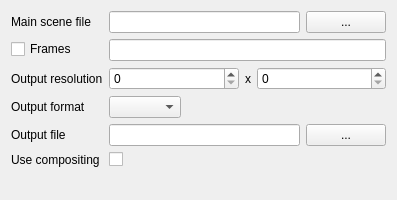
The window that gnr/ui/BlenderWidget.ui (golemfactory/clay) describes before a commit, drawn with Qt 5.
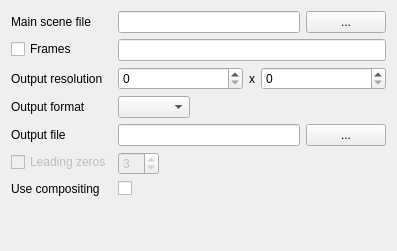
The same window after the commit.

Commit message: Move leading zeros do the renderer_options + fix test #398

Diff of the .ui file:
```diff
--- a/gnr/ui/BlenderWidget.ui
+++ b/gnr/ui/BlenderWidget.ui
@@ -7,7 +7,7 @@
     <x>0</x>
     <y>0</y>
     <width>397</width>
-    <height>200</height>
+    <height>251</height>
    </rect>
   </property>
   <property name="windowTitle">
@@ -145,27 +145,70 @@
        </item>
       </layout>
      </item>
-     <item row="5" column="0">
+     <item row="8" column="0">
       <widget class="QLabel" name="compositingLabel">
        <property name="text">
         <string>Use compositing</string>
        </property>
       </widget>
      </item>
-     <item row="7" column="0">
-      <widget class="QLabel" name="label_6">
-       <property name="text">
-        <string/>
-       </property>
-      </widget>
-     </item>
-     <item row="5" column="1">
+     <item row="8" column="1">
       <widget class="QCheckBox" name="compositingCheckBox">
        <property name="text">
         <string/>
        </property>
       </widget>
      </item>
+     <item row="10" column="0">
+      <widget class="QLabel" name="label_6">
+       <property name="text">
+        <string/>
+       </property>
+      </widget>
+     </item>
+     <item row="6" column="1">
+      <layout class="QHBoxLayout" name="horizontalLayout_4">
+       <item>
+        <widget class="QSpinBox" name="leadingZerosSpinBox">
+         <property name="enabled">
+          <bool>false</bool>
+         </property>
+         <property name="minimum">
+          <number>1</number>
+         </property>
+         <property name="value">
+          <number>3</number>
+         </property>
+        </widget>
+       </item>
+       <item>
+        <spacer name="horizontalSpacer">
+         <property name="orientation">
+          <enum>Qt::Horizontal</enum>
+         </property>
+         <property name="sizeHint" stdset="0">
+          <size>
+           <width>40</width>
+           <height>20</height>
+          </size>
+         </property>
+        </spacer>
+       </item>
+      </layout>
+     </item>
+     <item row="6" column="0">
+      <widget class="QCheckBox" name="manualZerosCheckBox">
+       <property name="enabled">
+        <bool>false</bool>
+       </property>
+       <property name="toolTip">
+        <string>Set number of leading zeros in frames name</string>
+       </property>
+       <property name="text">
+        <string>Leading zeros</string>
+       </property>
+      </widget>
+     </item>
     </layout>
    </item>
   </layout>
```
The commit also changes 14 other files.
